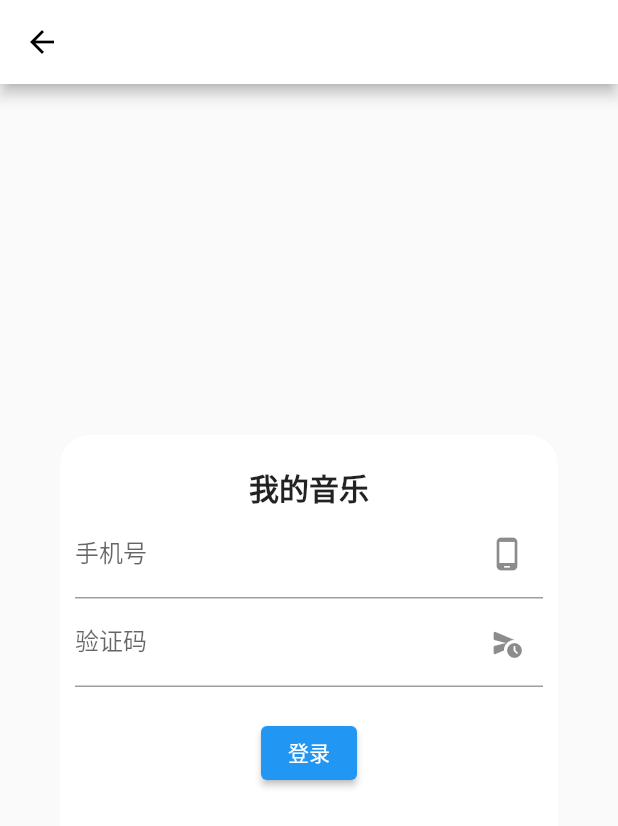
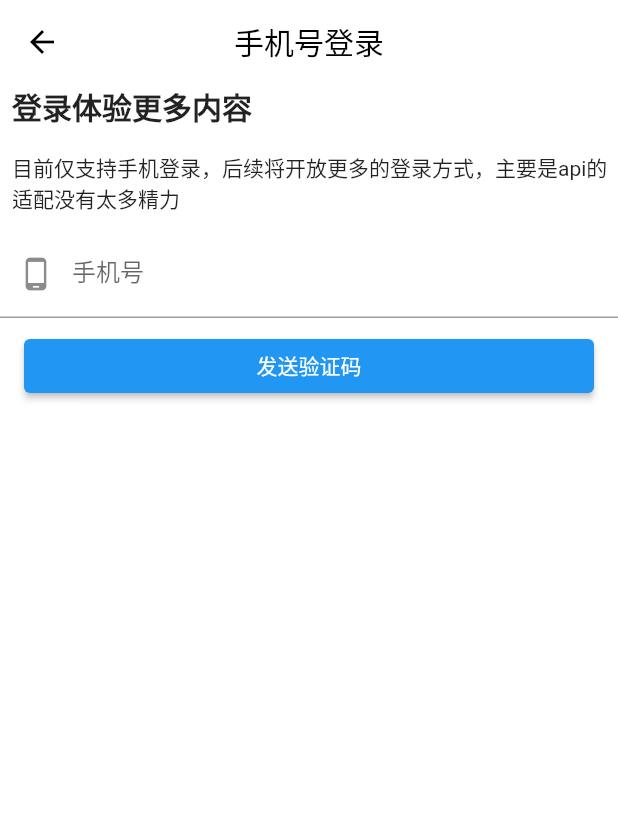
Before and after one commit to odd256/EasyMusic, a Flutter app: the LoginPage screen opened directly, on a phone screen of 412 x 824 dp. Shown: the top 826 px of the screen. Run offline on Flutter 3.47's test engine with Material 2 defaults, Android fonts, the phone set to English and light mode, and no system bars; our stand-ins replace cached_network_image, dio, flutter_easyloading, fluttertoast, just_audio; missing offline and left inert: audio_session, sp_util; network calls fail; statements that could not run were skipped.

Commit message:
update login UI and api performance

```diff
--- a/lib/pages/login.dart
+++ b/lib/pages/login.dart
@@ -1,10 +1,10 @@
 import 'dart:async';
 
-import 'package:dio/dio.dart';
 import 'package:flutter/material.dart';
 import 'package:flutter_music_player/models/user.dart';
 import 'package:flutter_music_player/utils/http_manager.dart';
 import 'package:flutter_music_player/utils/msg_util.dart';
+import 'package:sp_util/sp_util.dart';
 import 'package:provider/provider.dart';
 
 class LoginPage extends StatefulWidget {
@@ -15,70 +15,34 @@ class LoginPage extends StatefulWidget {
 }
 
 class _LoginPageState extends State<LoginPage> {
-  final TextEditingController _unameController = TextEditingController();
-  final TextEditingController _upassController = TextEditingController();
-  final HttpManager _httpManager = HttpManager.getInstance();
-  bool _sendButtonStatus = true;
   late Timer _timer;
   int _timeCounter = 60;
+  bool hasSend = false; // 是否发送
+  bool readySend = false; // 倒计时是否结束
 
-  _buildTextField(title, icon, type, controller) {
-    return TextField(
-      decoration: InputDecoration(labelText: title, suffixIcon: icon),
-      keyboardType: type,
-      controller: controller,
-    );
+  final _httpManager = HttpManager.getInstance();
+
+  final _phoneController = TextEditingController();
+  final _codeController = TextEditingController();
+
+  //发送验证码
+  onSendCode() async {
+    //对输入的手机号进行验证
+    if (!RegExp(r"^1([38][0-9]|4[579]|5[0-3,5-9]|6[6]|7[0135678]|9[89])\d{8}$")
+        .hasMatch(_phoneController.text)) {
+      MsgUtil.warn('手机号错误！');
+      return;
     }
 
-  _sendCode2Network() async {
-    //向网络发送请求，请求获取验证码
-    var data = await _httpManager.get('/captcha/sent?phone=${_unameController.text}');
-    if (data['code'] == 400) {
-      MsgUtil.warn(data['message']);
-    }
     setState(() {
-      _sendButtonStatus = false;
+      hasSend = true;
     });
-  }
 
-  @override
-  void initState() {
-    super.initState();
-    print('hello');
-    _timer = Timer(const Duration(milliseconds: 1000), () {});
-  }
-
-  @override
-  Widget build(BuildContext context) {
-    return Scaffold(
-      appBar: AppBar(),
-      body: Center(
-        child: Container(
-          height: 300,
-          decoration: BoxDecoration(
-              color: Colors.white, borderRadius: BorderRadius.circular(20)),
-          margin: const EdgeInsets.symmetric(horizontal: 40),
-          padding: const EdgeInsets.symmetric(vertical: 20, horizontal: 10),
-          child: Column(
-            children: [
-              const Text(
-                '我的音乐',
-                style: TextStyle(fontSize: 20, fontWeight: FontWeight.bold),
-              ),
-              _buildTextField(
-                '手机号',
-                const Icon(Icons.phone_android_rounded),
-                TextInputType.phone,
-                _unameController,
-              ),
-              _buildTextField(
-                  '验证码',
-                  _sendButtonStatus == true
-                      ? IconButton(
-                          onPressed: () {
     //重置按钮状态 并开启倒数
-                            _timer = Timer.periodic(
-                                const Duration(milliseconds: 1000), (timer) {
+    setState(() {
+      readySend = false;
+    });
+    _timer = Timer.periodic(const Duration(milliseconds: 1000), (timer) {
       setState(() {
         _timeCounter -= 1;
       });
@@ -86,46 +50,172 @@ class _LoginPageState extends State<LoginPage> {
         _timer.cancel();
         _timeCounter = 60;
         setState(() {
-                                  _sendButtonStatus = true;
+          readySend = true;
         });
       }
     });
-                            _sendCode2Network();
-                          },
-                          icon: const Icon(Icons.schedule_send_rounded),
-                        )
-                      : SizedBox(
-                          height: 10,
-                          child: OutlinedButton(
-                            onPressed: null,
-                            child: Text(
-                              '${_timeCounter}s',
-                              style: const TextStyle(fontSize: 16),
+
+    //向网络发送请求，请求获取验证码
+    var data = await _httpManager.get(
+        '/captcha/sent?phone=${_phoneController.text}',
+        withLoading: false);
+    if (data['code'] == 400) {
+      MsgUtil.warn(data['message']);
+    }
+  }
+
+  //登录
+  onLogin() async {
+    //先检验验证码的有效性
+    if (!RegExp(r'^\d{4,}$').hasMatch(_codeController.text)) {
+      MsgUtil.warn('验证码错误！');
+      return;
+    }
+
+    //使用验证码登录
+    try {
+      var data = await _httpManager.get(
+          '/login/cellphone?phone=${_phoneController.text}&captcha=${_codeController.text}');
+      if (data['code'] == 200) {
+        User user = User.fromJson(data);
+        context.read<User>().updateUser(user); //更新user信息
+        SpUtil.putObject('user', user);
+        Navigator.of(context).pop(); // 返回上一界面
+        Navigator.of(context).pop(); // 返回上一界面
+      } else {
+        if (data['message'] != null) {
+          MsgUtil.warn(data['message']);
+        }
+      }
+    } catch (e) {
+      MsgUtil.primary("登录失败");
+    }
+  }
+
+  @override
+  void initState() {
+    // TODO: implement initState
+    super.initState();
+    _timer = Timer(const Duration(milliseconds: 1000), () {});
+  }
+
+  @override
+  Widget build(BuildContext context) {
+    Widget phoneWidget = Column(
+      mainAxisAlignment: MainAxisAlignment.start,
+      children: [
+        Align(
+          child: Container(
+            margin: const EdgeInsets.only(left: 8),
+            child: const Text(
+              '登录体验更多内容',
+              style: TextStyle(fontWeight: FontWeight.bold, fontSize: 20),
             ),
           ),
+          alignment: Alignment.topLeft,
         ),
-                  TextInputType.visiblePassword,
-                  _upassController),
         const SizedBox(
-                height: 20,
+          height: 15,
         ),
-              ElevatedButton(
+        Align(
+          child: Container(
+              margin: const EdgeInsets.only(left: 8),
+              child: const Text('目前仅支持手机登录，后续将开放更多的登录方式，主要是api的适配没有太多精力')),
+          alignment: Alignment.topLeft,
+        ),
+        const SizedBox(
+          height: 10,
+        ),
+        TextField(
+          decoration: const InputDecoration(
+              prefixIcon: Icon(Icons.phone_android), labelText: '手机号'),
+          keyboardType: TextInputType.phone,
+          controller: _phoneController,
+        ),
+        Container(
+            margin: const EdgeInsets.symmetric(horizontal: 16, vertical: 8),
+            width: double.infinity,
+            child: ElevatedButton(
+                onPressed: onSendCode, child: const Text('发送验证码')))
+      ],
+    );
+    Widget codeWidget = Column(
+      mainAxisAlignment: MainAxisAlignment.start,
+      children: [
+        Align(
+          child: Container(
+            margin: const EdgeInsets.only(left: 8),
+            child: const Text(
+              '请输入验证码',
+              style: TextStyle(fontWeight: FontWeight.bold, fontSize: 20),
+            ),
+          ),
+          alignment: Alignment.topLeft,
+        ),
+        const SizedBox(
+          height: 15,
+        ),
+        Align(
+          child: Container(
+              margin: const EdgeInsets.only(left: 8),
+              child: Row(
+                  mainAxisAlignment: MainAxisAlignment.spaceBetween,
+                  children: [
+                    Row(
+                      children: [
+                        Text(
+                            '已发送至+86 ${_phoneController.text.replaceRange(_phoneController.text.length < 3 ? _phoneController.text.length : 3, _phoneController.text.length < 7 ? _phoneController.text.length : 7, '****')}'),
+                        IconButton(
                             onPressed: () {
-                    Navigator.of(context).pop(); // 返回上一界面
-                    Navigator.of(context).pop(); // 返回上一界面
-                    context.read<User>().loginWithCode(_httpManager,
-                        _unameController.text, _upassController.text);
+                              setState(() {
+                                hasSend = false;
+                              });
                             },
-                  child: const Text('登录'))
+                            icon: const Icon(
+                              Icons.edit,
+                              size: 16,
+                            )),
                       ],
                     ),
+                    TextButton(
+                        onPressed: readySend ? onSendCode : null,
+                        child:
+                            Text(readySend ? '重新发送' : _timeCounter.toString()))
+                  ])),
+          alignment: Alignment.topLeft,
+        ),
+        const SizedBox(
+          height: 10,
+        ),
+        TextField(
+          decoration: const InputDecoration(
+              prefixIcon: Icon(Icons.check_circle), labelText: '验证码'),
+          keyboardType: TextInputType.number,
+          controller: _codeController,
+        ),
+        Container(
+            margin: const EdgeInsets.symmetric(horizontal: 16, vertical: 8),
+            width: double.infinity,
+            child: ElevatedButton(onPressed: onLogin, child: const Text('登录')))
+      ],
+    );
+    return Scaffold(
+      backgroundColor: Colors.white,
+      appBar: AppBar(
+        elevation: 0,
+        centerTitle: true,
+        title: const Text(
+          '手机号登录',
+          style: TextStyle(color: Colors.black),
         ),
       ),
+      body: hasSend ? codeWidget : phoneWidget,
     );
   }
 
   @override
   void dispose() {
+    // TODO: implement dispose
     super.dispose();
     _timer.cancel();
   }
```
Lines whose indentation alone changed are shown as unchanged.
